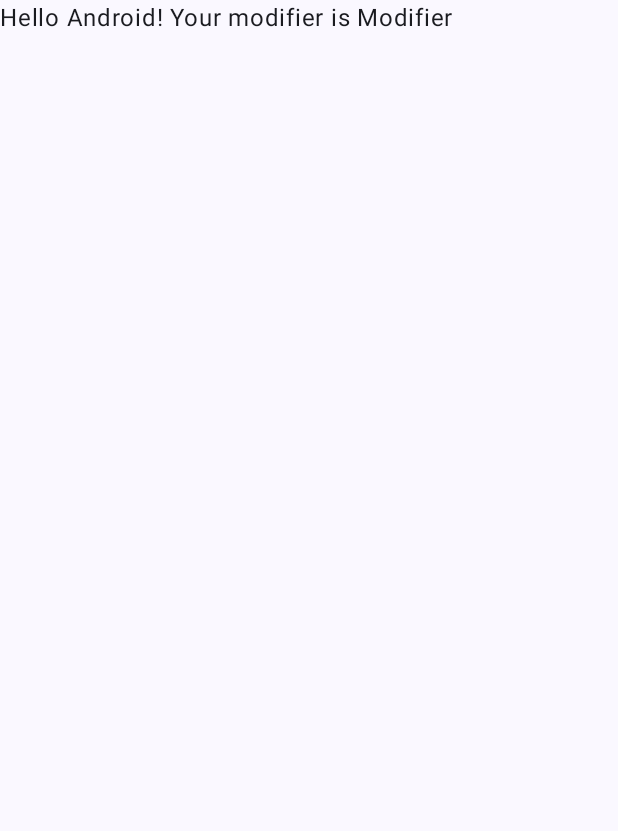
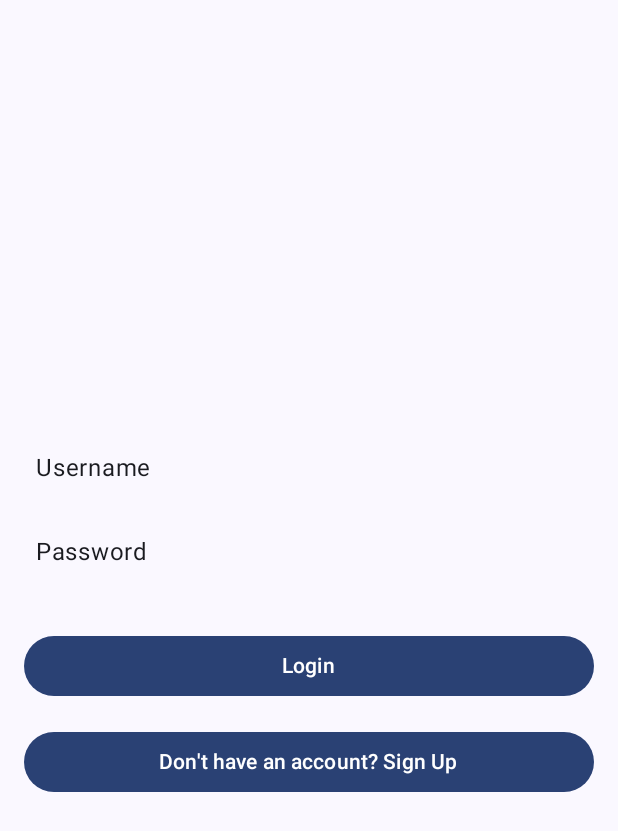
Before and after one commit to jam9151/AndroidFitnessTracker, an Android app built with Jetpack Compose: the screen it shows after launch (MainActivity), on a phone screen of 412 x 824 dp. Shown: the top 831 px of the screen. Run offline under Robolectric (Android 15) with nearby library versions, the phone set to English and light mode, and no system bars.

Commit message:
Basic Login Screen, no validation yet

```diff
--- /dev/null
+++ b/app/src/main/java/com/example/androidfitnesstracker/LoginScreen.kt
@@ -0,0 +1,187 @@
+package com.example.androidfitnesstracker
+
+import androidx.compose.foundation.layout.*
+import androidx.compose.foundation.text.BasicTextField
+import androidx.compose.foundation.text.KeyboardActions
+import androidx.compose.foundation.text.KeyboardOptions
+import androidx.compose.material3.Button
+import androidx.compose.material3.Text
+import androidx.compose.runtime.*
+import androidx.compose.ui.Modifier
+import androidx.compose.ui.focus.FocusRequester
+import androidx.compose.ui.focus.focusRequester
+import androidx.compose.ui.text.input.ImeAction
+import androidx.compose.ui.text.input.PasswordVisualTransformation
+import androidx.compose.ui.tooling.preview.Preview
+import androidx.compose.ui.unit.dp
+import com.example.androidfitnesstracker.ui.theme.AndroidFitnessTrackerTheme
+
+@Composable
+fun AuthScreen(
+    onAuthClick: (String, String, String?, Boolean) -> Unit, // Added email, isSignup flag
+) {
+    var username by remember { mutableStateOf("") }
+    var password by remember { mutableStateOf("") }
+    var confirmPassword by remember { mutableStateOf("") }
+    var email by remember { mutableStateOf("") }
+    var isSignup by remember { mutableStateOf(false) }
+
+    // FocusRequesters for each input field
+    val emailFocusRequester = FocusRequester()
+    val passwordFocusRequester = FocusRequester()
+    val confirmPasswordFocusRequester = FocusRequester()
+
+    Column(
+        modifier = Modifier
+            .fillMaxSize()
+            .padding(16.dp),
+        verticalArrangement = Arrangement.Center
+    ) {
+        if (isSignup) {
+            // Email input for signup
+            BasicTextField(
+                value = email,
+                onValueChange = {
+                    // Filter out spaces, tabs, and newlines
+                    email = it.replace(Regex("\\s"), "")
+                },
+                modifier = Modifier
+                    .fillMaxWidth()
+                    .focusRequester(emailFocusRequester),
+                decorationBox = { innerTextField ->
+                    Box(modifier = Modifier.padding(8.dp)) {
+                        if (email.isEmpty()) {
+                            Text("Email")
+                        }
+                        innerTextField()
+                    }
+                },
+                keyboardOptions = KeyboardOptions.Default.copy(imeAction = ImeAction.Next),
+                keyboardActions = KeyboardActions(onNext = {
+                    passwordFocusRequester.requestFocus()  // Move focus to password
+                })
+            )
+
+            Spacer(modifier = Modifier.height(16.dp))
+        }
+
+        // Username input
+        BasicTextField(
+            value = username,
+            onValueChange = {
+                // Filter out spaces, tabs, and newlines
+                username = it.replace(Regex("\\s"), "")
+            },
+            modifier = Modifier.fillMaxWidth(),
+            decorationBox = { innerTextField ->
+                Box(modifier = Modifier.padding(8.dp)) {
+                    if (username.isEmpty()) {
+                        Text("Username")
+                    }
+                    innerTextField()
+                }
+            },
+            keyboardOptions = KeyboardOptions.Default.copy(imeAction = ImeAction.Next),
+            keyboardActions = KeyboardActions(onNext = {
+                passwordFocusRequester.requestFocus()  // Move focus to password
+            })
+        )
+
+        Spacer(modifier = Modifier.height(16.dp))
+
+        // Password input
+        BasicTextField(
+            value = password,
+            onValueChange = {
+                // Filter out spaces, tabs, and newlines
+                password = it.replace(Regex("\\s"), "")
+            },
+            modifier = Modifier
+                .fillMaxWidth()
+                .focusRequester(passwordFocusRequester),
+            visualTransformation = PasswordVisualTransformation(),
+            decorationBox = { innerTextField ->
+                Box(modifier = Modifier.padding(8.dp)) {
+                    if (password.isEmpty()) {
+                        Text("Password")
+                    }
+                    innerTextField()
+                }
+            },
+            keyboardOptions = KeyboardOptions.Default.copy(imeAction = if (isSignup) ImeAction.Next else ImeAction.Done),
+            keyboardActions = KeyboardActions(
+                onNext = {
+                    if (isSignup) confirmPasswordFocusRequester.requestFocus()  // Move focus to confirm password in signup mode
+                },
+                onDone = {
+                    onAuthClick(username, password, email, isSignup)
+                }
+            )
+        )
+
+        if (isSignup) {
+            Spacer(modifier = Modifier.height(16.dp))
+
+            // Confirm Password input for signup
+            BasicTextField(
+                value = confirmPassword,
+                onValueChange = {
+                    // Filter out spaces, tabs, and newlines
+                    confirmPassword = it.replace(Regex("\\s"), "")
+                },
+                modifier = Modifier
+                    .fillMaxWidth()
+                    .focusRequester(confirmPasswordFocusRequester),
+                visualTransformation = PasswordVisualTransformation(),
+                decorationBox = { innerTextField ->
+                    Box(modifier = Modifier.padding(8.dp)) {
+                        if (confirmPassword.isEmpty()) {
+                            Text("Confirm Password")
+                        }
+                        innerTextField()
+                    }
+                },
+                keyboardOptions = KeyboardOptions.Default.copy(imeAction = ImeAction.Done),
+                keyboardActions = KeyboardActions(
+                    onDone = {
+                        onAuthClick(username, password, email, true)
+                    }
+                )
+            )
+        }
+
+        Spacer(modifier = Modifier.height(32.dp))
+
+        // Auth button (Login/Signup)
+        Button(
+            onClick = {
+                if (isSignup) {
+                    onAuthClick(username, password, email, true)
+                } else {
+                    onAuthClick(username, password, null, false)
+                }
+            },
+            modifier = Modifier.fillMaxWidth()
+        ) {
+            Text(text = if (isSignup) "Sign Up" else "Login")
+        }
+
+        Spacer(modifier = Modifier.height(16.dp))
+
+        // Switch between login and signup
+        Button(
+            onClick = { isSignup = !isSignup },
+            modifier = Modifier.fillMaxWidth()
+        ) {
+            Text(text = if (isSignup) "Already have an account? Login" else "Don't have an account? Sign Up")
+        }
+    }
+}
+
+@Preview(showBackground = true)
+@Composable
+fun AuthScreenPreview() {
+    AndroidFitnessTrackerTheme {
+        AuthScreen { _, _, _, _ -> }
+    }
+}
--- a/app/src/main/java/com/example/androidfitnesstracker/MainActivity.kt
+++ b/app/src/main/java/com/example/androidfitnesstracker/MainActivity.kt
@@ -5,12 +5,8 @@
 import androidx.activity.compose.setContent
 import androidx.activity.enableEdgeToEdge
 import androidx.compose.foundation.layout.fillMaxSize
-import androidx.compose.foundation.layout.padding
 import androidx.compose.material3.Scaffold
-import androidx.compose.material3.Text
-import androidx.compose.runtime.Composable
 import androidx.compose.ui.Modifier
-import androidx.compose.ui.tooling.preview.Preview
 import com.example.androidfitnesstracker.ui.theme.AndroidFitnessTrackerTheme
 
 class MainActivity : ComponentActivity() {
@@ -20,28 +16,17 @@
         setContent {
             AndroidFitnessTrackerTheme {
                 Scaffold(modifier = Modifier.fillMaxSize()) { innerPadding ->
-                    Greeting(
-                        name = "Android",
-                        modifier = Modifier.padding(innerPadding)
+                    AuthScreen(
+                        onAuthClick = { username, password, email, isSignup ->
+                            if (isSignup) {
+                                // Handle signup logic here (e.g., register user, validate input)
+                            } else {
+                                // Handle login logic here
+                            }
+                        }
                     )
                 }
             }
         }
     }
 }
-
-@Composable
-fun Greeting(name: String, modifier: Modifier = Modifier) {
-    Text(
-        text = "Hello $name! Your modifier is $Modifier",
-        modifier = modifier
-    )
-}
-
-@Preview(showBackground = true)
-@Composable
-fun GreetingPreview() {
-    AndroidFitnessTrackerTheme {
-        Greeting("Android")
-    }
-}
```
Also changed, not shown: app/build.gradle.kts (+8 -0 lines), build.gradle.kts (line endings or trailing spaces), 2 other files.
